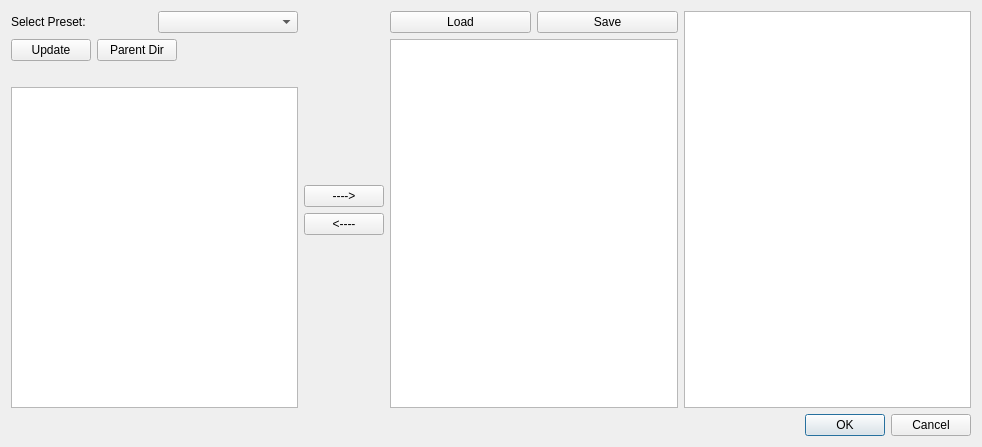
SumoLogic/sumologictoolbox, file data/package_editor.ui: the form before one commit.
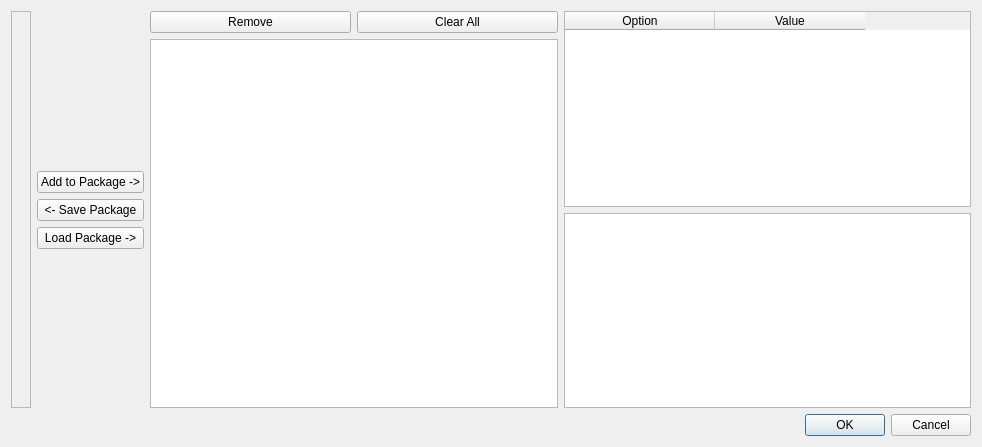
The form after the commit.

Commit message: Fixed Scheduled search copy bug. Also much (incomplete) work on packages.

```diff
--- a/data/package_editor.ui
+++ b/data/package_editor.ui
@@ -13,71 +13,26 @@
   <property name="windowTitle">
    <string>Dialog</string>
   </property>
-  <layout class="QVBoxLayout" name="verticalLayout">
+  <layout class="QVBoxLayout" name="verticalLayout_3">
    <item>
-    <layout class="QHBoxLayout" name="horizontalLayout_4">
+    <layout class="QHBoxLayout" name="horizontalLayout"/>
+   </item>
+   <item>
+    <layout class="QHBoxLayout" name="horizontalLayout_2">
      <item>
-      <layout class="QVBoxLayout" name="verticalLayoutFiles">
-       <item>
-        <layout class="QHBoxLayout" name="horizontalLayout">
-         <item>
-          <widget class="QLabel" name="labelSelectPreset">
-           <property name="text">
-            <string>Select Preset:</string>
-           </property>
-          </widget>
-         </item>
-         <item>
-          <widget class="QComboBox" name="comboBoxPreset"/>
-         </item>
-        </layout>
-       </item>
-       <item>
-        <layout class="QHBoxLayout" name="horizontalLayout_2">
-         <item>
-          <widget class="QPushButton" name="pushButtonUpdate">
-           <property name="text">
-            <string>Update</string>
-           </property>
-          </widget>
-         </item>
-         <item>
-          <widget class="QPushButton" name="pushButtonParentDir">
-           <property name="text">
-            <string>Parent Dir</string>
-           </property>
-          </widget>
-         </item>
-         <item>
-          <spacer name="horizontalSpacer">
-           <property name="orientation">
-            <enum>Qt::Horizontal</enum>
-           </property>
-           <property name="sizeHint" stdset="0">
-            <size>
-             <width>40</width>
-             <height>20</height>
-            </size>
-           </property>
-          </spacer>
-         </item>
-        </layout>
-       </item>
-       <item>
-        <widget class="QLabel" name="labelDirectoryPath">
-         <property name="text">
-          <string/>
-         </property>
-        </widget>
-       </item>
-       <item>
-        <widget class="QListWidget" name="listWidgetConfigs">
-         <property name="sortingEnabled">
-          <bool>true</bool>
-         </property>
-        </widget>
-       </item>
-      </layout>
+      <widget class="QFrame" name="frame">
+       <property name="frameShape">
+        <enum>QFrame::StyledPanel</enum>
+       </property>
+       <property name="frameShadow">
+        <enum>QFrame::Raised</enum>
+       </property>
+       <layout class="QVBoxLayout" name="verticalLayout_4">
+        <item>
+         <layout class="QVBoxLayout" name="verticalLayoutSelector"/>
+        </item>
+       </layout>
+      </widget>
      </item>
      <item>
       <layout class="QVBoxLayout" name="verticalLayoutArrows">
@@ -97,14 +52,21 @@
        <item>
         <widget class="QPushButton" name="pushButtonAddToPackage">
          <property name="text">
-          <string>----&gt;</string>
+          <string>Add to Package -&gt;</string>
          </property>
         </widget>
        </item>
        <item>
-        <widget class="QPushButton" name="pushButtonRemoveFromPackage">
+        <widget class="QPushButton" name="pushButtonSavePackage">
          <property name="text">
-          <string>&lt;----</string>
+          <string>&lt;- Save Package</string>
+         </property>
+        </widget>
+       </item>
+       <item>
+        <widget class="QPushButton" name="pushButtonLoadPackage">
+         <property name="text">
+          <string>Load Package -&gt;</string>
          </property>
         </widget>
        </item>
@@ -124,20 +86,20 @@
       </layout>
      </item>
      <item>
-      <layout class="QVBoxLayout" name="verticalLayoutPackage">
+      <layout class="QVBoxLayout" name="verticalLayout_2">
        <item>
-        <layout class="QHBoxLayout" name="horizontalLayout_3">
+        <layout class="QHBoxLayout" name="horizontalLayout_4">
          <item>
-          <widget class="QPushButton" name="pushButtonLoadPackage">
+          <widget class="QPushButton" name="pushButtonRemove">
            <property name="text">
-            <string>Load</string>
+            <string>Remove</string>
            </property>
           </widget>
          </item>
          <item>
-          <widget class="QPushButton" name="pushButtonSavePackage">
+          <widget class="QPushButton" name="pushButtonClearAll">
            <property name="text">
-            <string>Save</string>
+            <string>Clear All</string>
            </property>
           </widget>
          </item>
@@ -149,7 +111,31 @@
       </layout>
      </item>
      <item>
-      <widget class="QTableWidget" name="tableWidgetProperties"/>
+      <layout class="QVBoxLayout" name="verticalLayout">
+       <item>
+        <widget class="QTableWidget" name="tableWidgetProperties">
+         <property name="columnCount">
+          <number>2</number>
+         </property>
+         <attribute name="horizontalHeaderDefaultSectionSize">
+          <number>150</number>
+         </attribute>
+         <column>
+          <property name="text">
+           <string>Option</string>
+          </property>
+         </column>
+         <column>
+          <property name="text">
+           <string>Value</string>
+          </property>
+         </column>
+        </widget>
+       </item>
+       <item>
+        <widget class="QTextEdit" name="textEditItemData"/>
+       </item>
+      </layout>
      </item>
     </layout>
    </item>
```
Left out of the diff: 2 changed lines with no effect on the pictures. The commit also changes 32 other files.
